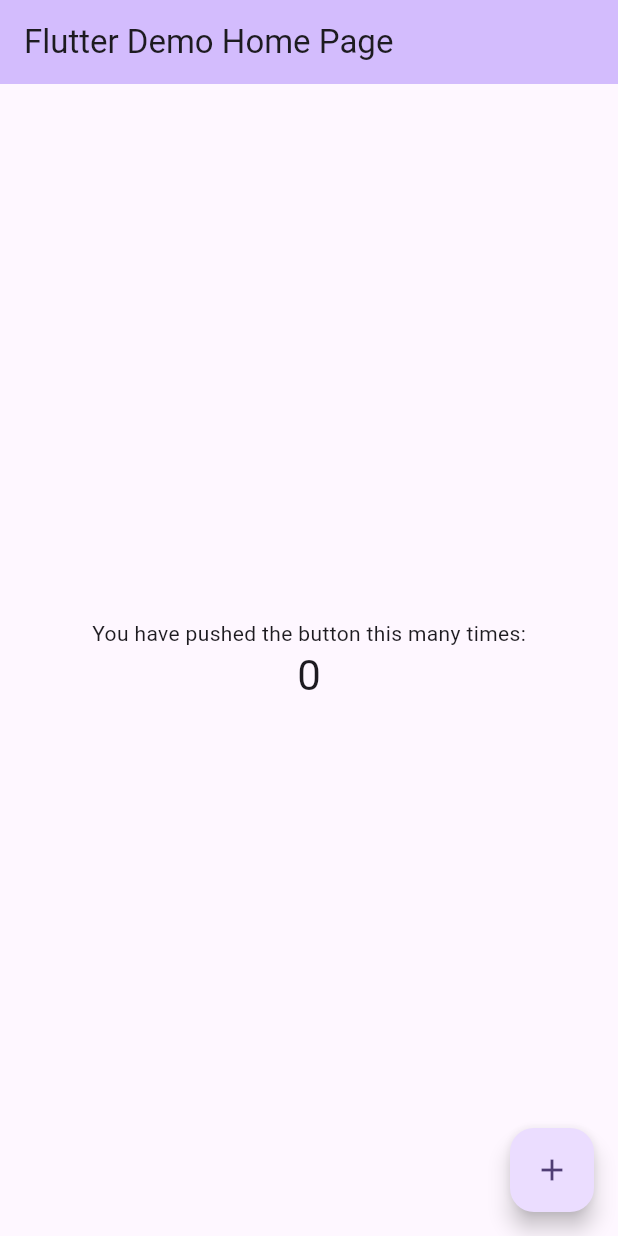
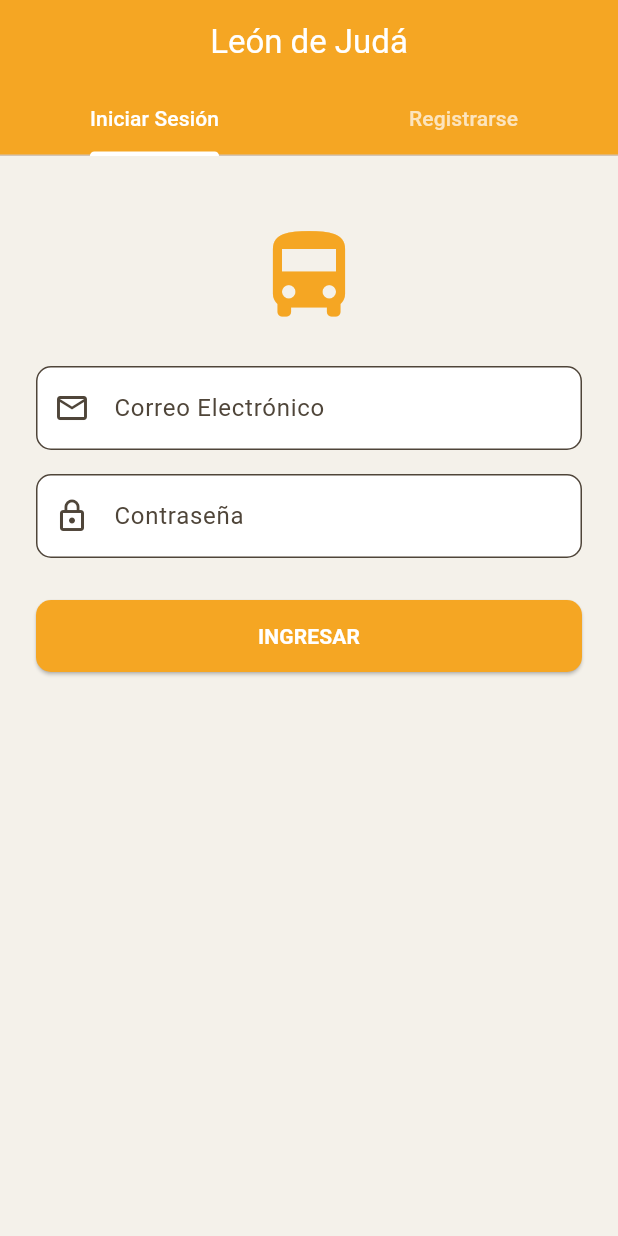
Before and after one commit to Andercitoo/Leon-de-juda, a Flutter app: the screen it shows after launch, on a phone screen of 412 x 824 dp. Run offline on Flutter 3.47's test engine with Material 3 defaults, Android fonts, the phone set to English and light mode, and no system bars; accounts and stored records are empty.

Commit message:
feat(ui): implementacion tema ambar y pantalla auth inicial

```diff
--- a/leon_de_juda_app/lib/main.dart
+++ b/leon_de_juda_app/lib/main.dart
@@ -1,4 +1,6 @@
-import 'package:material_ui/material_ui.dart';
+import 'package:flutter/material.dart';
+import 'theme/app_theme.dart';
+import 'screens/auth_screen.dart';
 
 void main() {
   runApp(const MyApp());
@@ -7,116 +9,13 @@ void main() {
 class MyApp extends StatelessWidget {
   const MyApp({super.key});
 
-  // This widget is the root of your application.
   @override
   Widget build(BuildContext context) {
     return MaterialApp(
-      title: 'Flutter Demo',
-      theme: ThemeData(
-        // This is the theme of your application.
-        //
-        // TRY THIS: Try running your application with "flutter run". You'll see
-        // the application has a purple toolbar. Then, without quitting the app,
-        // try changing the seedColor in the colorScheme below to Colors.green
-        // and then invoke "hot reload" (save your changes or press the "hot
-        // reload" button in a Flutter-supported IDE, or press "r" if you used
-        // the command line to start the app).
-        //
-        // Notice that the counter didn't reset back to zero; the application
-        // state is not lost during the reload. To reset the state, use hot
-        // restart instead.
-        //
-        // This works for code too, not just values: Most code changes can be
-        // tested with just a hot reload.
-        colorScheme: .fromSeed(seedColor: Colors.deepPurple),
-      ),
-      home: const MyHomePage(title: 'Flutter Demo Home Page'),
+      title: 'León de Judá',
+      debugShowCheckedModeBanner: false,
+      theme: AppTheme.theme,
+      home: const AuthScreen(),
     );
   }
 }
-
-class MyHomePage extends StatefulWidget {
-  const MyHomePage({super.key, required this.title});
-
-  // This widget is the home page of your application. It is stateful, meaning
-  // that it has a State object (defined below) that contains fields that affect
-  // how it looks.
-
-  // This class is the configuration for the state. It holds the values (in this
-  // case the title) provided by the parent (in this case the App widget) and
-  // used by the build method of the State. Fields in a Widget subclass are
-  // always marked "final".
-
-  final String title;
-
-  @override
-  State<MyHomePage> createState() => _MyHomePageState();
-}
-
-class _MyHomePageState extends State<MyHomePage> {
-  int _counter = 0;
-
-  void _incrementCounter() {
-    setState(() {
-      // This call to setState tells the Flutter framework that something has
-      // changed in this State, which causes it to rerun the build method below
-      // so that the display can reflect the updated values. If we changed
-      // _counter without calling setState(), then the build method would not be
-      // called again, and so nothing would appear to happen.
-      _counter++;
-    });
-  }
-
-  @override
-  Widget build(BuildContext context) {
-    // This method is rerun every time setState is called, for instance as done
-    // by the _incrementCounter method above.
-    //
-    // The Flutter framework has been optimized to make rerunning build methods
-    // fast, so that you can just rebuild anything that needs updating rather
-    // than having to individually change instances of widgets.
-    return Scaffold(
-      appBar: AppBar(
-        // TRY THIS: Try changing the color here to a specific color (to
-        // Colors.amber, perhaps?) and trigger a hot reload to see the AppBar
-        // change color while the other colors stay the same.
-        backgroundColor: Theme.of(context).colorScheme.inversePrimary,
-        // Here we take the value from the MyHomePage object that was created by
-        // the App.build method, and use it to set our appbar title.
-        title: Text(widget.title),
-      ),
-      body: Center(
-        // Center is a layout widget. It takes a single child and positions it
-        // in the middle of the parent.
-        child: Column(
-          // Column is also a layout widget. It takes a list of children and
-          // arranges them vertically. By default, it sizes itself to fit its
-          // children horizontally, and tries to be as tall as its parent.
-          //
-          // Column has various properties to control how it sizes itself and
-          // how it positions its children. Here we use mainAxisAlignment to
-          // center the children vertically; the main axis here is the vertical
-          // axis because Columns are vertical (the cross axis would be
-          // horizontal).
-          //
-          // TRY THIS: Invoke "debug painting" (choose the "Toggle Debug Paint"
-          // action in the IDE, or press "p" in the console), to see the
-          // wireframe for each widget.
-          mainAxisAlignment: .center,
-          children: [
-            const Text('You have pushed the button this many times:'),
-            Text(
-              '$_counter',
-              style: Theme.of(context).textTheme.headlineMedium,
-            ),
-          ],
-        ),
-      ),
-      floatingActionButton: FloatingActionButton(
-        onPressed: _incrementCounter,
-        tooltip: 'Increment',
-        child: const Icon(Icons.add),
-      ),
-    );
-  }
-}
--- /dev/null
+++ b/leon_de_juda_app/lib/screens/auth_screen.dart
@@ -0,0 +1,219 @@
+import 'package:flutter/material.dart';
+import '../theme/app_theme.dart';
+
+class AuthScreen extends StatefulWidget {
+  const AuthScreen({super.key});
+
+  @override
+  State<AuthScreen> createState() => _AuthScreenState();
+}
+
+class _AuthScreenState extends State<AuthScreen> with SingleTickerProviderStateMixin {
+  late TabController _tabController;
+  final _loginFormKey = GlobalKey<FormState>();
+  final _registerFormKey = GlobalKey<FormState>();
+
+  // Controladores Login
+  final _loginEmailController = TextEditingController();
+  final _loginPasswordController = TextEditingController();
+
+  // Controladores Registro
+  final _nameController = TextEditingController();
+  final _emailController = TextEditingController();
+  final _dniController = TextEditingController();
+  final _placaController = TextEditingController();
+  final _passwordController = TextEditingController();
+
+  @override
+  void initState() {
+    super.initState();
+    _tabController = TabController(length: 2, vsync: this);
+  }
+
+  @override
+  void dispose() {
+    _tabController.dispose();
+    _loginEmailController.dispose();
+    _loginPasswordController.dispose();
+    _nameController.dispose();
+    _emailController.dispose();
+    _dniController.dispose();
+    _placaController.dispose();
+    _passwordController.dispose();
+    super.dispose();
+  }
+
+  @override
+  Widget build(BuildContext context) {
+    return Scaffold(
+      appBar: AppBar(
+        title: const Text('León de Judá'),
+        bottom: TabBar(
+          controller: _tabController,
+          indicatorColor: Colors.white,
+          labelColor: Colors.white,
+          unselectedLabelColor: Colors.white70,
+          tabs: const [
+            Tab(text: 'Iniciar Sesión'),
+            Tab(text: 'Registrarse'),
+          ],
+        ),
+      ),
+      body: TabBarView(
+        controller: _tabController,
+        children: [
+          _buildLoginForm(),
+          _buildRegisterForm(),
+        ],
+      ),
+    );
+  }
+
+  Widget _buildLoginForm() {
+    return SingleChildScrollView(
+      padding: const EdgeInsets.all(24.0),
+      child: Form(
+        key: _loginFormKey,
+        child: Column(
+          crossAxisAlignment: CrossAxisAlignment.stretch,
+          children: [
+            const SizedBox(height: 20),
+            const Icon(Icons.directions_bus, size: 72, color: AppTheme.primaryAmber),
+            const SizedBox(height: 24),
+            TextFormField(
+              controller: _loginEmailController,
+              keyboardType: TextInputType.emailAddress,
+              decoration: const InputDecoration(
+                labelText: 'Correo Electrónico',
+                prefixIcon: Icon(Icons.email_outlined),
+              ),
+              validator: (value) => (value == null || !value.contains('@'))
+                  ? 'Ingresa un correo válido'
+                  : null,
+            ),
+            const SizedBox(height: 16),
+            TextFormField(
+              controller: _loginPasswordController,
+              obscureText: true,
+              decoration: const InputDecoration(
+                labelText: 'Contraseña',
+                prefixIcon: Icon(Icons.lock_outline),
+              ),
+              validator: (value) => (value == null || value.length < 6)
+                  ? 'La contraseña debe tener al menos 6 caracteres'
+                  : null,
+            ),
+            const SizedBox(height: 28),
+            ElevatedButton(
+              onPressed: () {
+                if (_loginFormKey.currentState!.validate()) {
+                  ScaffoldMessenger.of(context).showSnackBar(
+                    const SnackBar(content: Text('Procesando inicio de sesión...')),
+                  );
+                }
+              },
+              child: const Text('INGRESAR', style: TextStyle(fontWeight: FontWeight.bold)),
+            ),
+          ],
+        ),
+      ),
+    );
+  }
+
+  Widget _buildRegisterForm() {
+    return SingleChildScrollView(
+      padding: const EdgeInsets.all(24.0),
+      child: Form(
+        key: _registerFormKey,
+        child: Column(
+          crossAxisAlignment: CrossAxisAlignment.stretch,
+          children: [
+            TextFormField(
+              controller: _nameController,
+              decoration: const InputDecoration(
+                labelText: 'Nombre Completo',
+                prefixIcon: Icon(Icons.person_outline),
+              ),
+              validator: (value) => (value == null || value.trim().isEmpty)
+                  ? 'Ingresa tu nombre'
+                  : null,
+            ),
+            const SizedBox(height: 14),
+            TextFormField(
+              controller: _emailController,
+              keyboardType: TextInputType.emailAddress,
+              decoration: const InputDecoration(
+                labelText: 'Correo Electrónico',
+                prefixIcon: Icon(Icons.email_outlined),
+              ),
+              validator: (value) => (value == null || !value.contains('@'))
+                  ? 'Ingresa un correo válido'
+                  : null,
+            ),
+            const SizedBox(height: 14),
+            // Validación RN-S01: DNI 8 dígitos
+            TextFormField(
+              controller: _dniController,
+              keyboardType: TextInputType.number,
+              maxLength: 8,
+              decoration: const InputDecoration(
+                labelText: 'DNI',
+                prefixIcon: Icon(Icons.badge_outlined),
+                counterText: '',
+              ),
+              validator: (value) {
+                if (value == null || !RegExp(r'^\d{8}$').hasMatch(value)) {
+                  return 'El DNI debe tener exactamente 8 dígitos';
+                }
+                return null;
+              },
+            ),
+            const SizedBox(height: 14),
+            // Validación RN-S01: Placa 6 caracteres alfanuméricos
+            TextFormField(
+              controller: _placaController,
+              textCapitalization: TextCapitalization.characters,
+              maxLength: 6,
+              decoration: const InputDecoration(
+                labelText: 'Placa de Vehículo (opcional)',
+                prefixIcon: Icon(Icons.directions_car_outlined),
+                counterText: '',
+              ),
+              validator: (value) {
+                if (value != null && value.isNotEmpty) {
+                  if (!RegExp(r'^[A-Z0-9]{6}$', caseSensitive: false).hasMatch(value)) {
+                    return 'La placa debe tener exactamente 6 caracteres alfanuméricos';
+                  }
+                }
+                return null;
+              },
+            ),
+            const SizedBox(height: 14),
+            TextFormField(
+              controller: _passwordController,
+              obscureText: true,
+              decoration: const InputDecoration(
+                labelText: 'Contraseña',
+                prefixIcon: Icon(Icons.lock_outline),
+              ),
+              validator: (value) => (value == null || value.length < 6)
+                  ? 'Mínimo 6 caracteres'
+                  : null,
+            ),
+            const SizedBox(height: 24),
+            ElevatedButton(
+              onPressed: () {
+                if (_registerFormKey.currentState!.validate()) {
+                  ScaffoldMessenger.of(context).showSnackBar(
+                    const SnackBar(content: Text('Registrando usuario...')),
+                  );
+                }
+              },
+              child: const Text('REGISTRARSE', style: TextStyle(fontWeight: FontWeight.bold)),
+            ),
+          ],
+        ),
+      ),
+    );
+  }
+}
--- /dev/null
+++ b/leon_de_juda_app/lib/theme/app_theme.dart
@@ -0,0 +1,56 @@
+import 'package:flutter/material.dart';
+
+class AppTheme {
+  static const Color primaryAmber = Color(0xFFF5A623);
+  static const Color backgroundSand = Color(0xFFF4F1EA);
+  static const Color alertRed = Color(0xFFD23B3B);
+  static const Color confirmGreen = Color(0xFF1E8E4E);
+  static const Color darkText = Color(0xFF2C2C2C);
+
+  static ThemeData get theme {
+    return ThemeData(
+      useMaterial3: true,
+      scaffoldBackgroundColor: backgroundSand,
+      colorScheme: ColorScheme.fromSeed(
+        seedColor: primaryAmber,
+        primary: primaryAmber,
+        error: alertRed,
+      ),
+      appBarTheme: const AppBarTheme(
+        backgroundColor: primaryAmber,
+        foregroundColor: Colors.white,
+        centerTitle: true,
+        elevation: 0,
+      ),
+      cardTheme: CardThemeData(
+        color: Colors.white,
+        elevation: 2,
+        shape: RoundedRectangleBorder(
+          borderRadius: BorderRadius.circular(14),
+        ),
+      ),
+      elevatedButtonTheme: ElevatedButtonThemeData(
+        style: ElevatedButton.styleFrom(
+          backgroundColor: primaryAmber,
+          foregroundColor: Colors.white,
+          shape: RoundedRectangleBorder(
+            borderRadius: BorderRadius.circular(10),
+          ),
+          padding: const EdgeInsets.symmetric(vertical: 14, horizontal: 20),
+        ),
+      ),
+      inputDecorationTheme: InputDecorationTheme(
+        filled: true,
+        fillColor: Colors.white,
+        border: OutlineInputBorder(
+          borderRadius: BorderRadius.circular(10),
+          borderSide: BorderSide(color: Colors.grey.shade400),
+        ),
+        focusedBorder: const OutlineInputBorder(
+          borderRadius: BorderRadius.all(Radius.circular(10)),
+          borderSide: BorderSide(color: primaryAmber, width: 2),
+        ),
+      ),
+    );
+  }
+}
--- a/leon_de_juda_app/pubspec.yaml
+++ b/leon_de_juda_app/pubspec.yaml
@@ -30,16 +30,11 @@ environment:
 dependencies:
   flutter:
     sdk: flutter
-  material_ui: ^1.1.0
-
-  # The following adds the Cupertino Icons font to your application.
-  # Use with the CupertinoIcons class for iOS style icons.
   cupertino_icons: ^1.0.8
   http: ^1.6.0
   flutter_map: ^8.3.2
   latlong2: ^0.10.1
   geolocator: ^14.1.2
-
 dev_dependencies:
   flutter_test:
     sdk: flutter
```
Also changed, not shown: leon_de_juda_app/pubspec.lock, 4 other files.
